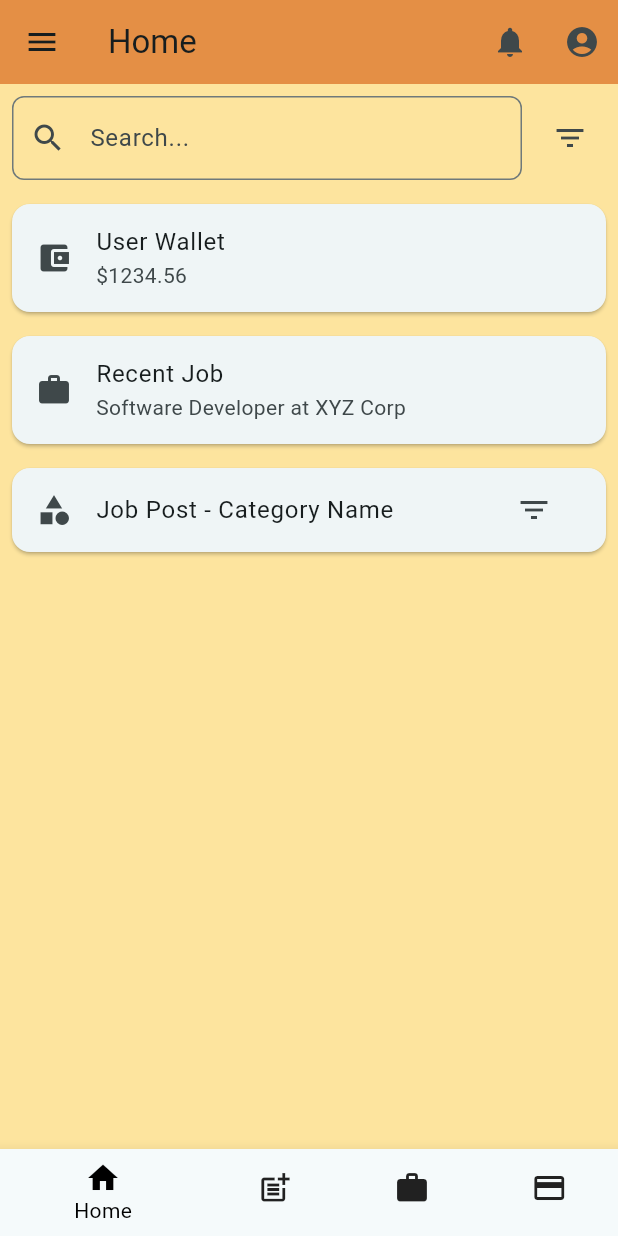
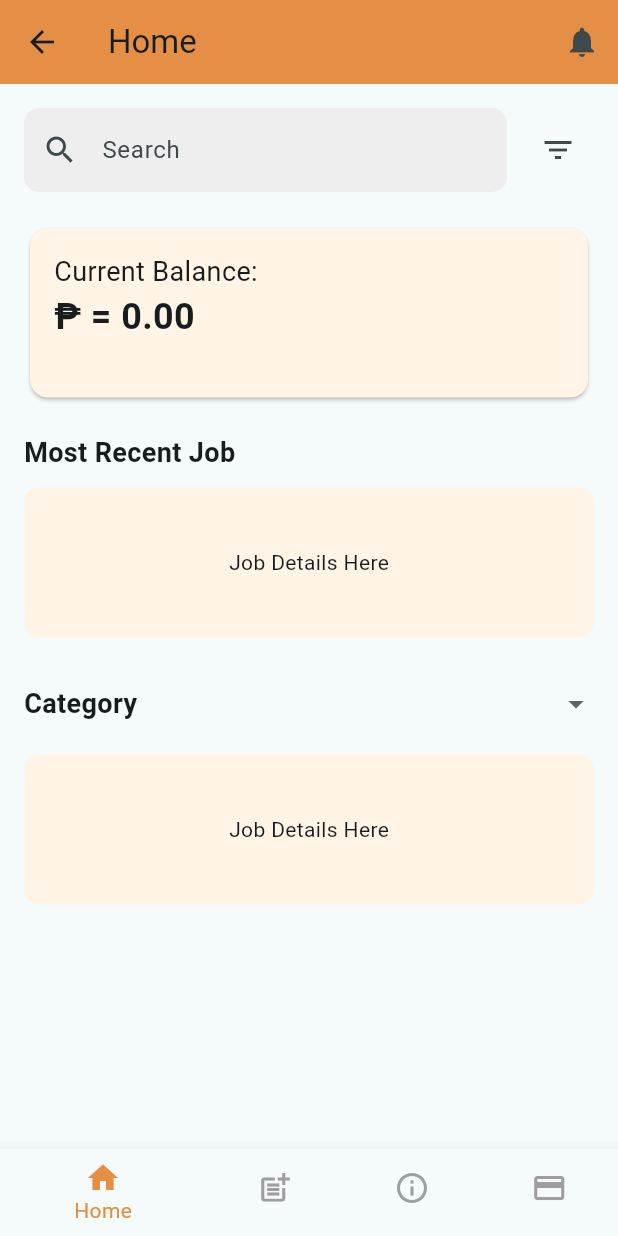
Before and after one commit to MarkCristian-Salas/Flutter-Project, a Flutter app: the HomePage screen opened directly, on a phone screen of 412 x 824 dp. Run offline on Flutter 3.47's test engine with Material 3 defaults, Android fonts, the phone set to English and light mode, and no system bars; our stand-ins replace get, get_storage, google_fonts; accounts and stored records are empty.

Commit message:
home page

```diff
--- a/lib/views/home.dart
+++ b/lib/views/home.dart
@@ -5,69 +5,38 @@ class HomePage extends StatelessWidget {
   Widget build(BuildContext context) {
     return Scaffold(
       appBar: AppBar(
+        title: Text('Home'),
         backgroundColor: Color(0xFFE48F45), // App bar color
-        title: Text('Home'),
         actions: [
           IconButton(
             icon: Icon(Icons.notifications),
-            onPressed: () {
-              // Handle notification tap
-            },
-          ),
-          IconButton(
-            icon: Icon(Icons.account_circle),
-            onPressed: () {
-              // Handle profile tap
-            },
+            onPressed: () {},
           ),
         ],
       ),
-      body: Container(
-        color: Color(0xFFFDE49E), // Screen background color
+      body: Padding(
+        padding: const EdgeInsets.all(16.0),
+        child: SingleChildScrollView(
           child: Column(
+            crossAxisAlignment: CrossAxisAlignment.start,
             children: [
-            Padding(
-              padding: const EdgeInsets.all(8.0),
-              child: Row(
-                children: [
-                  Expanded(
-                    child: TextField(
-                      decoration: InputDecoration(
-                        hintText: 'Search...',
-                        prefixIcon: Icon(Icons.search),
-                        border: OutlineInputBorder(
-                          borderRadius: BorderRadius.circular(8.0),
+              SearchAndFilter(),
+              SizedBox(height: 20),
+              BalanceCard(),
+              SizedBox(height: 20),
+              SectionTitle(title: 'Most Recent Job'),
+              SizedBox(height: 10),
+              JobCard(), // Placeholder for the job content
+              SizedBox(height: 20),
+              SectionTitleWithDropdown(title: 'Category'),
+              SizedBox(height: 10),
+              JobCard(), // Placeholder for category content
+            ],
           ),
         ),
       ),
-                  ),
-                  SizedBox(width: 8),
-                  IconButton(
-                    icon: Icon(Icons.filter_list),
-                    onPressed: () {
-                      Scaffold.of(context).openDrawer();
-                    },
-                  ),
-                ],
-              ),
-            ),
-            Expanded(
-              child: ListView(
-                children: [
-                  _buildWalletCard(),
-                  _buildRecentJobCard(),
-                  _buildJobPostCard(),
-                ],
-              ),
-            ),
-          ],
-        ),
-      ),
-      drawer: _buildDrawer(),
       bottomNavigationBar: BottomNavigationBar(
-        backgroundColor: const Color(0xFFE48F45), // Navigation bar color
-        selectedItemColor: Colors.black,
-        unselectedItemColor: Colors.black87,
+        currentIndex: 0,
         items: [
           BottomNavigationBarItem(
             icon: Icon(Icons.home),
@@ -78,7 +47,7 @@ class HomePage extends StatelessWidget {
             label: 'Post',
           ),
           BottomNavigationBarItem(
-            icon: Icon(Icons.work),
+            icon: Icon(Icons.info_outline),
             label: 'About Job',
           ),
           BottomNavigationBarItem(
@@ -86,76 +55,125 @@ class HomePage extends StatelessWidget {
             label: 'Payment',
           ),
         ],
+        selectedItemColor:
+            Color(0xFFE48F45), // Bottom nav bar selected item color
+        unselectedItemColor: Colors.grey,
       ),
     );
   }
+}
 
-  Widget _buildWalletCard() {
-    return Card(
-      margin: const EdgeInsets.all(8.0),
-      child: ListTile(
-        leading: Icon(Icons.account_balance_wallet),
-        title: Text('User Wallet'),
-        subtitle: Text('\$1234.56'),
+class SearchAndFilter extends StatelessWidget {
+  @override
+  Widget build(BuildContext context) {
+    return Row(
+      children: [
+        Expanded(
+          child: TextField(
+            decoration: InputDecoration(
+              hintText: 'Search',
+              prefixIcon: Icon(Icons.search),
+              filled: true,
+              fillColor: Colors.grey[200],
+              border: OutlineInputBorder(
+                borderRadius: BorderRadius.circular(10),
+                borderSide: BorderSide.none,
               ),
+            ),
+          ),
+        ),
+        SizedBox(width: 10),
+        IconButton(
+          icon: Icon(Icons.filter_list),
+          onPressed: () {
+            Scaffold.of(context).openDrawer(); // Open drawer for filtering
+          },
+        ),
+      ],
     );
   }
-
-  Widget _buildRecentJobCard() {
-    return Card(
-      margin: const EdgeInsets.all(8.0),
-      child: ListTile(
-        leading: Icon(Icons.work),
-        title: Text('Recent Job'),
-        subtitle: Text('Software Developer at XYZ Corp'),
-      ),
-    );
 }
 
-  Widget _buildJobPostCard() {
+class BalanceCard extends StatelessWidget {
+  @override
+  Widget build(BuildContext context) {
     return Card(
-      margin: const EdgeInsets.all(8.0),
-      child: ListTile(
-        leading: Icon(Icons.category),
-        title: Text('Job Post - Category Name'),
-        trailing: IconButton(
-          icon: Icon(Icons.filter_list),
-          onPressed: () {
-            // Handle category filter tap
-          },
+      color: Color(0xFFFFF4E6),
+      child: Padding(
+        padding: const EdgeInsets.all(16.0),
+        child: Column(
+          crossAxisAlignment: CrossAxisAlignment.start,
+          children: [
+            Text('Current Balance:', style: TextStyle(fontSize: 18)),
+            Text('₱ = 0.00',
+                style: TextStyle(fontSize: 24, fontWeight: FontWeight.bold)),
+            Align(
+              alignment: Alignment.centerRight,
+              child: Text('', style: TextStyle(color: Colors.grey)),
+            ),
+          ],
         ),
       ),
     );
   }
+}
 
-  Widget _buildDrawer() {
-    return Drawer(
-      child: ListView(
-        padding: EdgeInsets.zero,
-        children: <Widget>[
-          DrawerHeader(
-            decoration: BoxDecoration(
-              color: Color(0xFFE48F45),
+class SectionTitle extends StatelessWidget {
+  final String title;
+
+  SectionTitle({required this.title});
+
+  @override
+  Widget build(BuildContext context) {
+    return Text(
+      title,
+      style: TextStyle(fontSize: 18, fontWeight: FontWeight.bold),
+    );
+  }
+}
+
+class SectionTitleWithDropdown extends StatelessWidget {
+  final String title;
+
+  SectionTitleWithDropdown({required this.title});
+
+  @override
+  Widget build(BuildContext context) {
+    return Row(
+      mainAxisAlignment: MainAxisAlignment.spaceBetween,
+      children: [
+        Text(
+          title,
+          style: TextStyle(fontSize: 18, fontWeight: FontWeight.bold),
         ),
-            child: Text(
-              'Filters',
-              style: TextStyle(
-                color: Colors.white,
-                fontSize: 24,
-              ),
-            ),
-          ),
-          ListTile(
-            leading: Icon(Icons.filter_alt),
-            title: Text('Filter 1'),
-            onTap: () {},
-          ),
-          ListTile(
-            leading: Icon(Icons.filter_alt),
-            title: Text('Filter 2'),
-            onTap: () {},
+        DropdownButton<String>(
+          items:
+              <String>['Option 1', 'Option 2', 'Option 3'].map((String value) {
+            return DropdownMenuItem<String>(
+              value: value,
+              child: Text(value),
+            );
+          }).toList(),
+          onChanged: (_) {},
+          icon: Icon(Icons.arrow_drop_down),
+          underline: SizedBox(), // Removes the underline
         ),
       ],
+    );
+  }
+}
+
+class JobCard extends StatelessWidget {
+  @override
+  Widget build(BuildContext context) {
+    return Container(
+      height: 100,
+      decoration: BoxDecoration(
+        color: Color(0xFFFFF4E6), // Light background color for job cards
+        borderRadius: BorderRadius.circular(10),
+      ),
+      child: Center(
+        child: Text('Job Details Here'),
       ),
     );
   }
```
Lines whose indentation alone changed are shown as unchanged.
